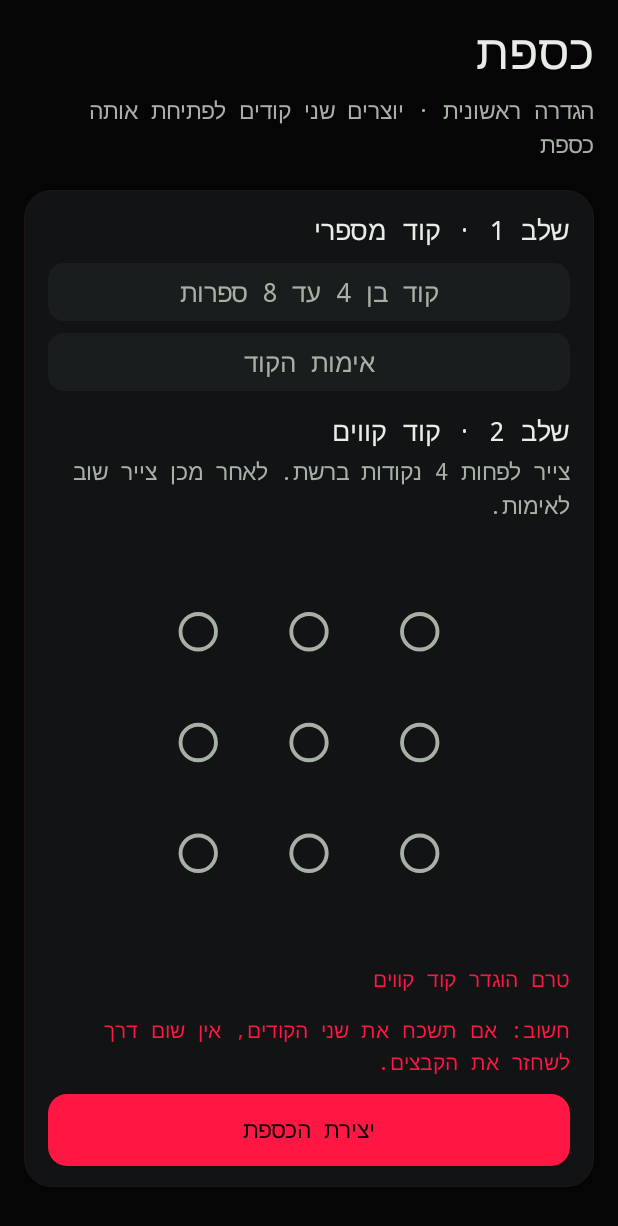
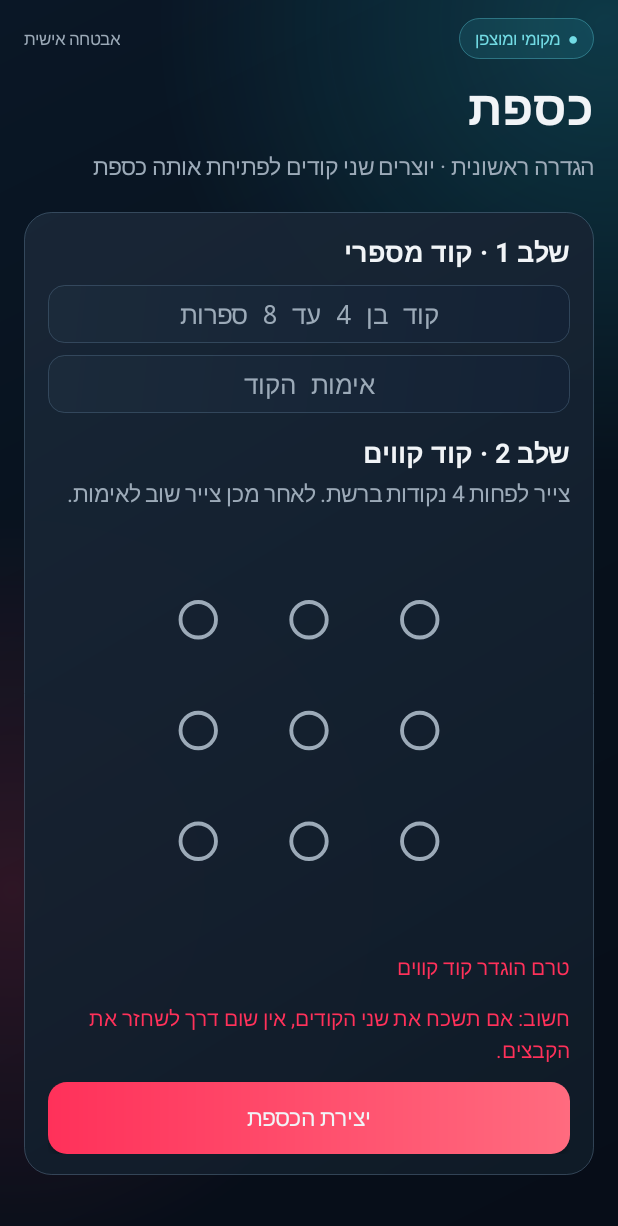
Before and after one commit to a1321300000-ship-it/APP, an Android app: the screen it shows after launch (MainActivity), on a phone screen of 412 x 824 dp. Shown: the top 1226 px of the screen. Run offline under Robolectric (Android 15) with nearby library versions, the phone set to English and light mode, and no system bars.

Commit message:
Refresh Android Vault visual design and prepare signed v1.5 update

```diff
--- a/app/build.gradle.kts
+++ b/app/build.gradle.kts
@@ -18,8 +18,8 @@ android {
         applicationId = "he.vault.app"
         minSdk = 24
         targetSdk = 28
-        versionCode = 5
-        versionName = "1.4"
+        versionCode = 6
+        versionName = "1.5"
     }
 
     // This APK is distributed directly, not through Google Play.
--- a/app/src/main/java/he/vault/app/MainActivity.kt
+++ b/app/src/main/java/he/vault/app/MainActivity.kt
@@ -15,6 +15,7 @@ import android.graphics.BitmapFactory
 import android.graphics.Color
 import android.graphics.Typeface
 import android.graphics.drawable.GradientDrawable
+import android.graphics.drawable.LayerDrawable
 import android.media.AudioManager
 import android.media.ToneGenerator
 import android.net.Uri
@@ -113,13 +114,13 @@ class MainActivity : Activity() {
         private const val REQ_BACKUP = 103
         private const val REQ_RESTORE = 104
         private const val REQ_CAMERA = 105
-        private const val BG = 0xFF050505.toInt()
-        private const val PANEL = 0xFF111315.toInt()
-        private const val PANEL_2 = 0xFF1A1D1D.toInt()
-        private const val ACCENT = 0xFFFF1744.toInt()
-        private const val WHITE = 0xFFE8ECE7.toInt()
-        private const val MUTED = 0xFFA7B0A5.toInt()
-        private const val RED = 0xFFFF1744.toInt()
+        private const val BG = 0xFF07111C.toInt()
+        private const val PANEL = 0xFF121D2A.toInt()
+        private const val PANEL_2 = 0xFF1B2A3A.toInt()
+        private const val ACCENT = 0xFFFF315A.toInt()
+        private const val WHITE = 0xFFF1F4F7.toInt()
+        private const val MUTED = 0xFF9CAAB8.toInt()
+        private const val RED = 0xFFFF315A.toInt()
     }
 
     override fun onCreate(savedInstanceState: Bundle?) {
@@ -195,13 +196,64 @@ class MainActivity : Activity() {
 
     private fun dp(value: Int): Int = (value * resources.displayMetrics.density).toInt()
 
+    private fun createBackdrop(): LayerDrawable {
+        val base = GradientDrawable(
+            GradientDrawable.Orientation.TL_BR,
+            intArrayOf(0xFF0A1726.toInt(), BG, 0xFF070D18.toInt())
+        )
+        fun glow(x: Float, y: Float, radius: Int, color: Int) = GradientDrawable().apply {
+            shape = GradientDrawable.RECTANGLE
+            gradientType = GradientDrawable.RADIAL_GRADIENT
+            setGradientCenter(x, y)
+            gradientRadius = dp(radius).toFloat()
+            setColors(intArrayOf(color, Color.TRANSPARENT))
+        }
+        return LayerDrawable(arrayOf(
+            base,
+            glow(0.98f, 0.02f, 300, 0x3024D7E7),
+            glow(0.02f, 0.72f, 250, 0x28FF315A)
+        ))
+    }
+
+    private fun brandBar(): LinearLayout = LinearLayout(this).apply {
+        orientation = LinearLayout.HORIZONTAL
+        layoutDirection = View.LAYOUT_DIRECTION_RTL
+        gravity = Gravity.CENTER_VERTICAL
+        val badge = TextView(this@MainActivity).apply {
+            text = "●  מקומי ומוצפן"
+            textSize = 11f
+            setTextColor(0xFF73DCE5.toInt())
+            typeface = Typeface.create("sans-serif-medium", Typeface.NORMAL)
+            setPadding(dp(11), dp(6), dp(11), dp(6))
+            background = GradientDrawable().apply {
+                setColor(0x1F39C7D2)
+                cornerRadius = dp(18).toFloat()
+                setStroke(dp(1), 0x665ACEDB)
+            }
+        }
+        addView(badge)
+        addView(View(this@MainActivity), LinearLayout.LayoutParams(0, 1, 1f))
+        addView(TextView(this@MainActivity).apply {
+            text = "אבטחה אישית"
+            textSize = 11f
+            setTextColor(MUTED)
+            typeface = Typeface.create("sans-serif", Typeface.NORMAL)
+        })
+    }
+
     private fun newRoot(scrollable: Boolean = true, disableOverscroll: Boolean = false): LinearLayout {
         root = LinearLayout(this).apply {
             orientation = LinearLayout.VERTICAL
             layoutDirection = View.LAYOUT_DIRECTION_RTL
-            setBackgroundColor(BG)
+            background = createBackdrop()
             setPadding(dp(16), dp(12), dp(16), dp(12))
         }
+        root.addView(brandBar(), LinearLayout.LayoutParams(
+            LinearLayout.LayoutParams.MATCH_PARENT, LinearLayout.LayoutParams.WRAP_CONTENT
+        ))
+        root.addView(View(this), LinearLayout.LayoutParams(
+            LinearLayout.LayoutParams.MATCH_PARENT, dp(10)
+        ))
         val screen: View = if (scrollable) {
             ScrollView(this).apply {
                 isFillViewport = true
@@ -336,7 +388,7 @@ class MainActivity : Activity() {
         this.text = text
         textSize = size
         setTextColor(WHITE)
-        typeface = Typeface.MONOSPACE
+        typeface = Typeface.create("sans-serif", Typeface.BOLD)
         gravity = Gravity.RIGHT
         textDirection = View.TEXT_DIRECTION_RTL
     }
@@ -347,7 +399,7 @@ class MainActivity : Activity() {
         setTextColor(color)
         gravity = Gravity.RIGHT
         textDirection = View.TEXT_DIRECTION_RTL
-        typeface = Typeface.MONOSPACE
+        typeface = Typeface.create("sans-serif", Typeface.NORMAL)
         setLineSpacing(dp(3).toFloat(), 1f)
     }
 
@@ -355,12 +407,23 @@ class MainActivity : Activity() {
         this.text = text
         isAllCaps = false
         textSize = 15f
-        setTextColor(if (filled) BG else WHITE)
-        background = GradientDrawable().apply {
-            setColor(if (filled) ACCENT else PANEL_2)
-            cornerRadius = dp(13).toFloat()
-            if (!filled) setStroke(dp(1), 0x99FF1744.toInt())
-        }
+        setTextColor(WHITE)
+        typeface = Typeface.create("sans-serif-medium", Typeface.NORMAL)
+        background = if (filled) {
+            GradientDrawable(
+                GradientDrawable.Orientation.LEFT_RIGHT,
+                intArrayOf(0xFFFF315A.toInt(), 0xFFFF6B7F.toInt())
+            ).apply { cornerRadius = dp(13).toFloat() }
+        } else {
+            GradientDrawable(
+                GradientDrawable.Orientation.TL_BR,
+                intArrayOf(0xFF1B2A3A.toInt(), 0xFF101B28.toInt())
+            ).apply {
+                cornerRadius = dp(13).toFloat()
+                setStroke(dp(1), 0x87579694.toInt())
+            }
+        }
+        elevation = dp(2).toFloat()
         setPadding(dp(12), dp(8), dp(12), dp(8))
         setOnClickListener { onClick() }
     }
@@ -374,7 +437,13 @@ class MainActivity : Activity() {
         textDirection = View.TEXT_DIRECTION_LTR
         gravity = Gravity.CENTER
         setPadding(dp(12), dp(8), dp(12), dp(8))
-        background = GradientDrawable().apply { setColor(PANEL_2); cornerRadius = dp(11).toFloat() }
+        background = GradientDrawable(
+            GradientDrawable.Orientation.TL_BR,
+            intArrayOf(0xFF1B2A3A.toInt(), 0xFF142235.toInt())
+        ).apply {
+            cornerRadius = dp(11).toFloat()
+            setStroke(dp(1), 0x665B7994)
+        }
         if (numeric) inputType = InputType.TYPE_CLASS_NUMBER or InputType.TYPE_NUMBER_VARIATION_PASSWORD
         else inputType = InputType.TYPE_CLASS_TEXT or InputType.TYPE_TEXT_VARIATION_PASSWORD
     }
@@ -382,11 +451,14 @@ class MainActivity : Activity() {
     private fun card(): LinearLayout = LinearLayout(this).apply {
         orientation = LinearLayout.VERTICAL
         layoutDirection = View.LAYOUT_DIRECTION_RTL
-        background = GradientDrawable().apply {
-            setColor(PANEL)
+        background = GradientDrawable(
+            GradientDrawable.Orientation.TL_BR,
+            intArrayOf(0xF0192737.toInt(), 0xF0101B28.toInt())
+        ).apply {
             cornerRadius = dp(18).toFloat()
-            setStroke(dp(1), 0x663F252B.toInt())
-        }
+            setStroke(dp(1), 0x6E64829C)
+        }
+        elevation = dp(4).toFloat()
         setPadding(dp(16), dp(14), dp(16), dp(14))
     }
 
--- a/app/src/main/java/he/vault/app/PatternView.kt
+++ b/app/src/main/java/he/vault/app/PatternView.kt
@@ -66,7 +66,7 @@ class PatternView(context: Context) : View(context) {
         paint.style = Paint.Style.STROKE
         paint.strokeWidth = maxOf(3f, gap * 0.045f)
         paint.strokeCap = Paint.Cap.ROUND
-        paint.color = 0xFFFF1744.toInt()
+        paint.color = 0xFFFF315A.toInt()
         if (points.size > 1) {
             path.reset()
             points.forEachIndexed { position, index ->
@@ -80,7 +80,7 @@ class PatternView(context: Context) : View(context) {
         points.forEach { index ->
             val point = centers[index]
             paint.style = Paint.Style.FILL
-            paint.color = 0xFFFF1744.toInt()
+            paint.color = 0xFFFF315A.toInt()
             canvas.drawCircle(point.first, point.second, gap * 0.18f, paint)
         }
 
@@ -88,7 +88,7 @@ class PatternView(context: Context) : View(context) {
             val point = centers[index]
             paint.style = Paint.Style.STROKE
             paint.strokeWidth = maxOf(2f, gap * 0.035f)
-            paint.color = if (points.contains(index)) 0xFFFF1744.toInt() else 0xFFA7B0A5.toInt()
+            paint.color = if (points.contains(index)) 0xFFFF315A.toInt() else 0xFF9CAAB8.toInt()
             canvas.drawCircle(point.first, point.second, gap * 0.16f, paint)
         }
     }
--- a/app/src/main/java/he/vault/app/WatchingEyeView.kt
+++ b/app/src/main/java/he/vault/app/WatchingEyeView.kt
@@ -47,7 +47,7 @@ class WatchingEyeView(
         val eyeHeight = baseHeight * pulse * (1f - closeProgress * 0.94f)
 
         paint.shader = RadialGradient(cx, cy, width * 0.40f,
-            intArrayOf(0x33FF1744, 0x00FF1744), null, Shader.TileMode.CLAMP)
+            intArrayOf(0x33FF315A, 0x00FF315A), null, Shader.TileMode.CLAMP)
         canvas.drawCircle(cx, cy, width * 0.40f, paint)
         paint.shader = null
 
@@ -58,27 +58,27 @@ class WatchingEyeView(
         eyePath.close()
 
         paint.style = Paint.Style.FILL
-        paint.color = 0xFF111315.toInt()
+        paint.color = 0xFF121D2A.toInt()
         canvas.drawPath(eyePath, paint)
         paint.style = Paint.Style.STROKE
         paint.strokeWidth = maxOf(3f, width * 0.012f)
-        paint.color = 0xFFFF1744.toInt()
+        paint.color = 0xFFFF315A.toInt()
         canvas.drawPath(eyePath, paint)
 
         if (eyeHeight > 2f) {
             paint.style = Paint.Style.FILL
-            paint.color = 0x55FF1744
+            paint.color = 0x55FF315A
             canvas.drawCircle(cx, cy, eyeHeight * 0.95f, paint)
             paint.style = Paint.Style.STROKE
             paint.strokeWidth = maxOf(2f, width * 0.008f)
-            paint.color = 0xFFFF1744.toInt()
+            paint.color = 0xFFFF315A.toInt()
             canvas.drawCircle(cx, cy, eyeHeight * 0.78f, paint)
             paint.style = Paint.Style.FILL
-            paint.color = 0xFFFF1744.toInt()
+            paint.color = 0xFFFF315A.toInt()
             canvas.drawCircle(cx, cy, eyeHeight * 0.48f, paint)
             paint.color = 0xFF050505.toInt()
             canvas.drawCircle(cx, cy, eyeHeight * 0.19f, paint)
-            paint.color = 0xFFE8ECE7.toInt()
+            paint.color = 0xFFF1F4F7.toInt()
             canvas.drawCircle(cx - eyeHeight * 0.12f, cy - eyeHeight * 0.13f, eyeHeight * 0.07f, paint)
         }
 
--- a/app/src/main/res/values/styles.xml
+++ b/app/src/main/res/values/styles.xml
@@ -1,11 +1,11 @@
 <resources>
     <style name="AppTheme" parent="android:style/Theme.Material.NoActionBar">
-        <item name="android:fontFamily">monospace</item>
-        <item name="android:colorAccent">#FF1744</item>
-        <item name="android:statusBarColor">#050505</item>
-        <item name="android:navigationBarColor">#050505</item>
+        <item name="android:fontFamily">sans</item>
+        <item name="android:colorAccent">#FF315A</item>
+        <item name="android:statusBarColor">#07111C</item>
+        <item name="android:navigationBarColor">#07111C</item>
         <item name="android:windowLightStatusBar">false</item>
         <item name="android:windowActionModeOverlay">true</item>
-        <item name="android:windowBackground">#090D16</item>
+        <item name="android:windowBackground">#07111C</item>
     </style>
 </resources>
```
Also changed, not shown: 1 other file.
